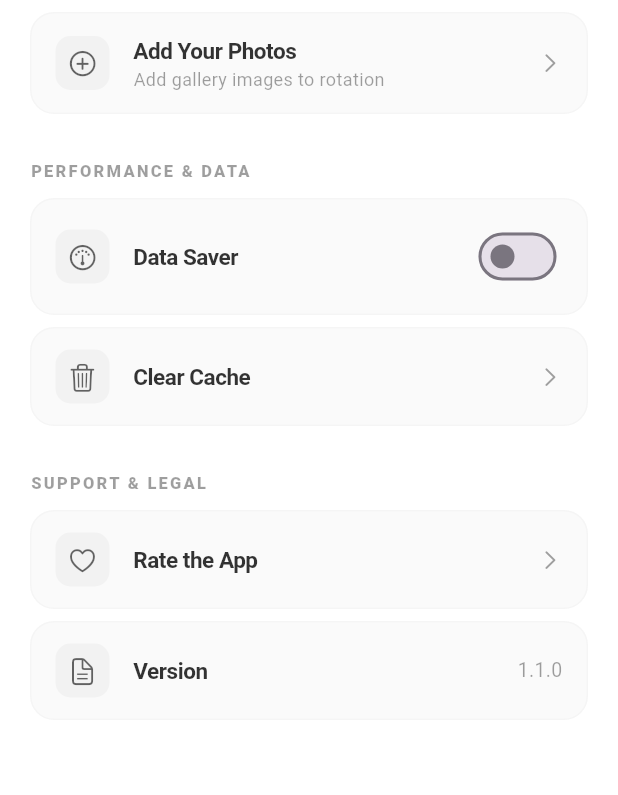
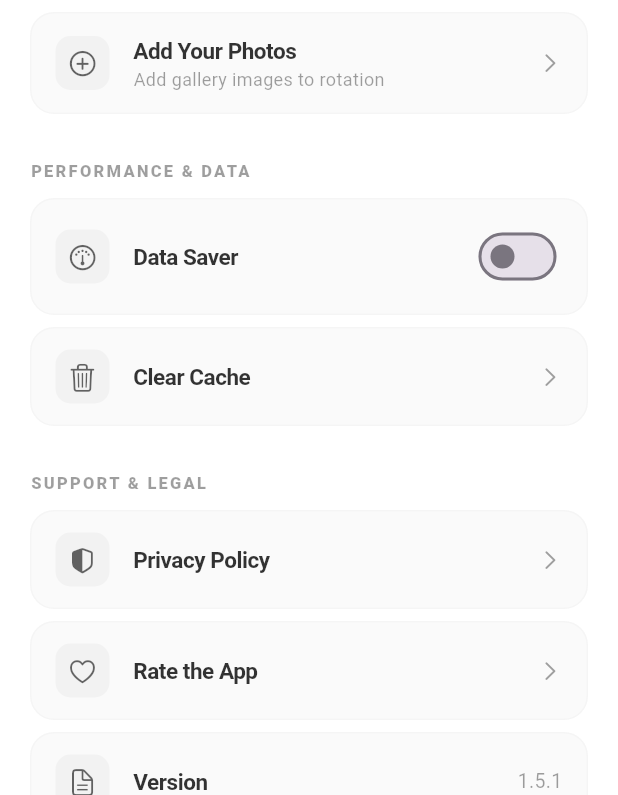
Before and after one commit to YashSarankar/wallpaper, a Flutter app: the SettingsScreen screen opened directly, scrolled down 180 dp, on a phone screen of 412 x 824 dp, the part 441-1236 px from its top. Run offline on Flutter 3.47's test engine with Material 3 defaults, Android fonts, the phone set to English and light mode, and no system bars; our stand-ins replace cached_network_image, dio, equatable, flutter_riverpod, google_mobile_ads, hive and 5 more; missing offline and left inert: async_wallpaper, workmanager; accounts and stored records are empty; network calls fail.

Commit message:
feat: add Privacy Policy and update version for AdMob approval

```diff
--- a/lib/presentation/screens/settings_screen.dart
+++ b/lib/presentation/screens/settings_screen.dart
@@ -5,6 +5,7 @@ import 'package:flutter_riverpod/flutter_riverpod.dart';
 import 'package:path_provider/path_provider.dart';
 import 'package:image_picker/image_picker.dart';
 import 'package:wallpaper/l10n/app_localizations.dart';
+import 'package:url_launcher/url_launcher.dart';
 import '../../utils/ad_helper.dart';
 import '../providers/wallpaper_provider.dart';
 import '../providers/settings_provider.dart';
@@ -346,6 +347,31 @@ class SettingsScreen extends ConsumerWidget {
           const SizedBox(height: 10),
           _buildSettingsTile(
             context,
+            icon: CupertinoIcons.shield_lefthalf_fill,
+            title:
+                'Privacy Policy', // Using literal since l10n might not have it yet
+            trailing: const Icon(
+              CupertinoIcons.chevron_right,
+              size: 16,
+              color: Colors.grey,
+            ),
+            isDarkMode: isDarkMode,
+            onTap: () async {
+              final Uri url = Uri.parse('https://sarankar.com/privacy');
+              if (!await launchUrl(url, mode: LaunchMode.externalApplication)) {
+                if (context.mounted) {
+                  ScaffoldMessenger.of(context).showSnackBar(
+                    const SnackBar(
+                      content: Text('Could not open Privacy Policy'),
+                    ),
+                  );
+                }
+              }
+            },
+          ),
+          const SizedBox(height: 8),
+          _buildSettingsTile(
+            context,
             icon: CupertinoIcons.heart,
             title: l10n.rateApp,
             trailing: const Icon(
@@ -354,7 +380,18 @@ class SettingsScreen extends ConsumerWidget {
               color: Colors.grey,
             ),
             isDarkMode: isDarkMode,
-            onTap: () {}, // Implement Store link
+            onTap: () async {
+              final Uri url = Uri.parse(
+                'https://play.google.com/store/apps/details?id=com.amozea.wallpapers',
+              );
+              if (!await launchUrl(url, mode: LaunchMode.externalApplication)) {
+                if (context.mounted) {
+                  ScaffoldMessenger.of(context).showSnackBar(
+                    const SnackBar(content: Text('Could not open Play Store')),
+                  );
+                }
+              }
+            },
           ),
           const SizedBox(height: 8),
           _buildSettingsTile(
@@ -362,7 +399,7 @@ class SettingsScreen extends ConsumerWidget {
             icon: CupertinoIcons.doc_text,
             title: l10n.version,
             trailing: Text(
-              '1.1.0',
+              '1.5.1',
               style: TextStyle(
                 color: isDarkMode ? Colors.white38 : Colors.black38,
                 fontSize: 13,
--- a/pubspec.yaml
+++ b/pubspec.yaml
@@ -16,7 +16,7 @@ publish_to: 'none' # Remove this line if you wish to publish to pub.dev
 # https://developer.apple.com/library/archive/documentation/General/Reference/InfoPlistKeyReference/Articles/CoreFoundationKeys.html
 # In Windows, build-name is used as the major, minor, and patch parts
 # of the product and file versions while build-number is used as the build suffix.
-version: 1.5.0+6
+version: 1.5.2+8
 
 environment:
   sdk: ^3.10.4
@@ -65,6 +65,7 @@ dependencies:
   workmanager: ^0.9.0+3
   async_wallpaper: ^2.1.0
   google_mobile_ads: ^5.1.0
+  url_launcher: ^6.3.2
 
 dev_dependencies:
   flutter_test:
```
Also changed, not shown: 1 other file.
